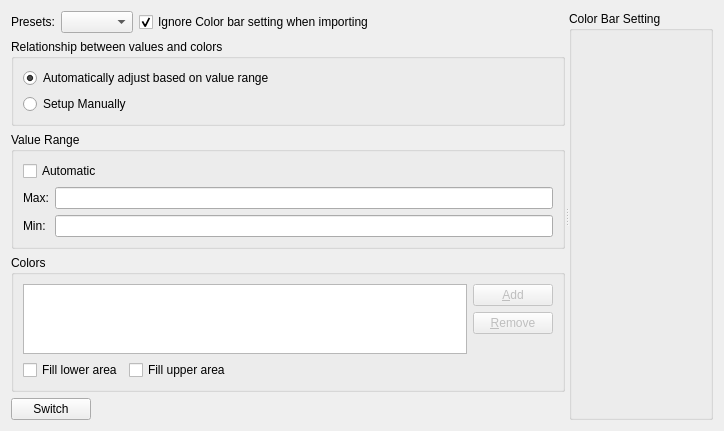
Above: libs/guicore/scalarstocolors/colormapsettingeditwidget.ui from i-RIC/prepost-gui before the change. Below: the same form after it.
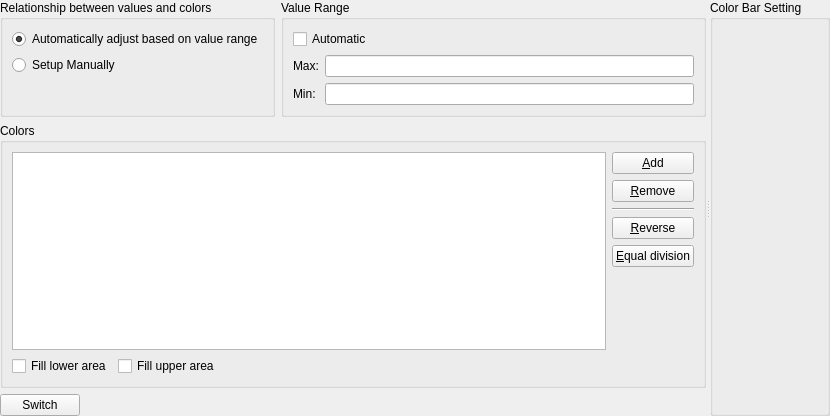
That is the form after the change. Custom widgets are drawn as their Qt base class.

Commit message: Improvements related to color map setting dialog etc.

```diff
--- a/libs/guicore/scalarstocolors/colormapsettingeditwidget.ui
+++ b/libs/guicore/scalarstocolors/colormapsettingeditwidget.ui
@@ -6,62 +6,37 @@
    <rect>
     <x>0</x>
     <y>0</y>
-    <width>724</width>
-    <height>400</height>
+    <width>830</width>
+    <height>416</height>
    </rect>
   </property>
   <property name="windowTitle">
    <string>Form</string>
   </property>
   <layout class="QVBoxLayout" name="verticalLayout_9">
+   <property name="leftMargin">
+    <number>0</number>
+   </property>
+   <property name="topMargin">
+    <number>0</number>
+   </property>
+   <property name="rightMargin">
+    <number>0</number>
+   </property>
+   <property name="bottomMargin">
+    <number>0</number>
+   </property>
    <item>
     <widget class="QSplitter" name="splitter">
      <property name="orientation">
       <enum>Qt::Horizontal</enum>
      </property>
      <widget class="QWidget" name="layoutWidget">
-      <layout class="QVBoxLayout" name="verticalLayout_5">
+      <layout class="QVBoxLayout" name="verticalLayout_7" stretch="0,1,0">
        <item>
-        <layout class="QHBoxLayout" name="horizontalLayout_4">
+        <layout class="QHBoxLayout" name="horizontalLayout">
          <item>
-          <widget class="QLabel" name="presetsLabel">
-           <property name="text">
-            <string>Presets:</string>
-           </property>
-          </widget>
-         </item>
-         <item>
-          <layout class="QHBoxLayout" name="horizontalLayout_6">
-           <item>
-            <widget class="QComboBox" name="colorPatternSelectComboBox"/>
-           </item>
-           <item>
-            <widget class="QCheckBox" name="ignoreColorBarSettingCheckBox">
-             <property name="text">
-              <string>Ignore Color bar setting when importing</string>
-             </property>
-             <property name="checked">
-              <bool>true</bool>
-             </property>
-            </widget>
-           </item>
-           <item>
-            <spacer name="horizontalSpacer_5">
-             <property name="orientation">
-              <enum>Qt::Horizontal</enum>
-             </property>
-             <property name="sizeHint" stdset="0">
-              <size>
-               <width>40</width>
-               <height>20</height>
-              </size>
-             </property>
-            </spacer>
-           </item>
-          </layout>
-         </item>
-        </layout>
-       </item>
+          <layout class="QVBoxLayout" name="verticalLayout_5" stretch="0">
        <item>
         <widget class="QGroupBox" name="colorModeGroupBox">
          <property name="title">
@@ -85,8 +60,26 @@
             </property>
            </widget>
           </item>
-         </layout>
-        </widget>
+              <item>
+               <spacer name="verticalSpacer_2">
+                <property name="orientation">
+                 <enum>Qt::Vertical</enum>
+                </property>
+                <property name="sizeType">
+                 <enum>QSizePolicy::Expanding</enum>
+                </property>
+                <property name="sizeHint" stdset="0">
+                 <size>
+                  <width>10</width>
+                  <height>0</height>
+                 </size>
+                </property>
+               </spacer>
+              </item>
+             </layout>
+            </widget>
+           </item>
+          </layout>
        </item>
        <item>
         <widget class="QGroupBox" name="valueRangeGroupBox">
@@ -135,6 +128,8 @@
          </layout>
         </widget>
        </item>
+        </layout>
+       </item>
        <item>
         <widget class="QGroupBox" name="colorsGroupBox">
          <property name="title">
@@ -142,7 +137,7 @@
          </property>
          <layout class="QVBoxLayout" name="verticalLayout_3">
           <item>
-           <layout class="QHBoxLayout" name="horizontalLayout_3" stretch="1,0">
+           <layout class="QHBoxLayout" name="horizontalLayout_3">
             <item>
              <widget class="QTableView" name="colorsTableView">
               <property name="enabled">
@@ -169,9 +164,6 @@
              <layout class="QVBoxLayout" name="verticalLayout_2">
               <item>
                <widget class="QPushButton" name="addButton">
-                <property name="enabled">
-                 <bool>false</bool>
-                </property>
                 <property name="text">
                  <string>&amp;Add</string>
                 </property>
@@ -179,14 +171,32 @@
               </item>
               <item>
                <widget class="QPushButton" name="removeButton">
-                <property name="enabled">
-                 <bool>false</bool>
-                </property>
                 <property name="text">
                  <string>&amp;Remove</string>
                 </property>
                </widget>
               </item>
+              <item>
+               <widget class="Line" name="line">
+                <property name="orientation">
+                 <enum>Qt::Horizontal</enum>
+                </property>
+               </widget>
+              </item>
+              <item>
+               <widget class="QPushButton" name="reverseButton">
+                <property name="text">
+                 <string>&amp;Reverse</string>
+                </property>
+               </widget>
+              </item>
+              <item>
+               <widget class="QPushButton" name="equalDevisionButton">
+                <property name="text">
+                 <string>&amp;Equal division</string>
+                </property>
+               </widget>
+              </item>
               <item>
                <spacer name="verticalSpacer">
                 <property name="orientation">
@@ -195,7 +205,7 @@
                 <property name="sizeHint" stdset="0">
                  <size>
                   <width>20</width>
-                  <height>40</height>
+                  <height>17</height>
                  </size>
                 </property>
                </spacer>
@@ -264,9 +274,6 @@
        </item>
       </layout>
      </widget>
-     <widget class="QWidget" name="layoutWidget">
-      <layout class="QVBoxLayout" name="verticalLayout_7">
-       <item>
         <widget class="QGroupBox" name="legendGroupBox">
          <property name="title">
           <string>Color Bar Setting</string>
@@ -284,9 +291,6 @@
           </item>
          </layout>
         </widget>
-       </item>
-      </layout>
-     </widget>
     </widget>
    </item>
   </layout>
```
Left out of the diff: 52 changed lines with no effect on the pictures. Lines whose indentation alone changed are shown as unchanged. The commit also changes 220 other files.
